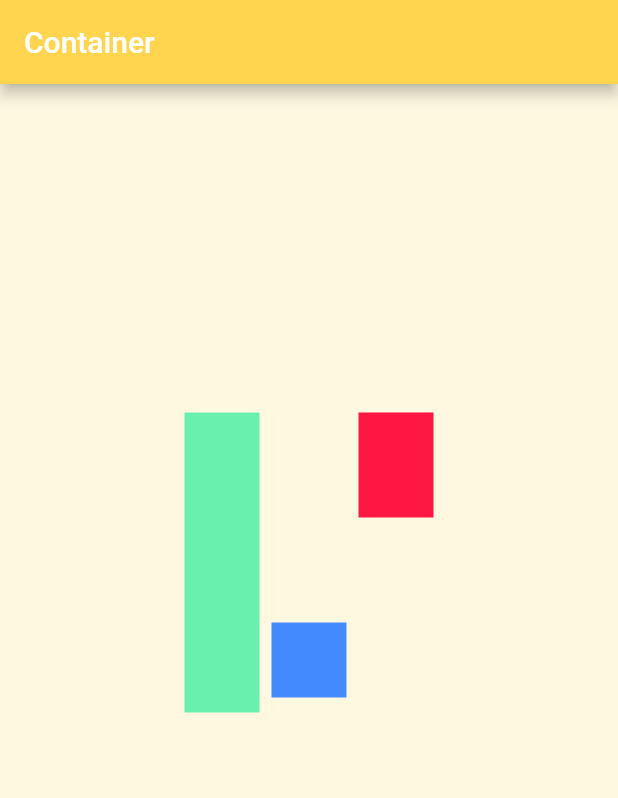
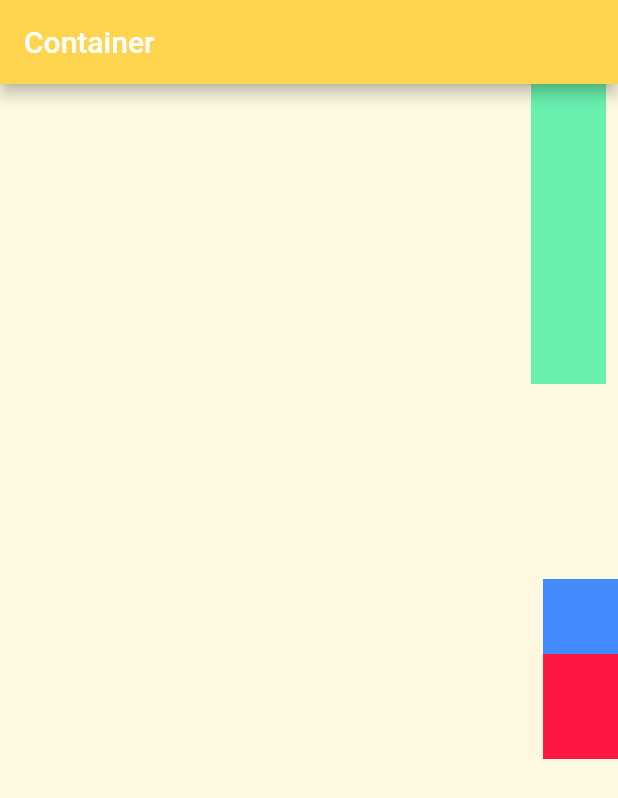
Before and after one commit to najmulmyself/learning_flutter, a Flutter app: the screen it shows after launch, on a phone screen of 412 x 824 dp. Shown: the top 798 px of the screen. Run offline on Flutter 3.47's test engine with Material 2 defaults, Android fonts, the phone set to English and light mode, and no system bars.

Commit message:
scrollview added

```diff
--- a/lib/main.dart
+++ b/lib/main.dart
@@ -32,9 +32,11 @@ class MyApp extends StatelessWidget {
             width: double.infinity,
             height: double.infinity,
             color: Colors.amber.shade50,
-            child: Row(
-              // mainAxisAlignment: MainAxisAlignment.start,
-              mainAxisAlignment: MainAxisAlignment.center,
+            child: SingleChildScrollView(
+              child: Column(
+                mainAxisAlignment: MainAxisAlignment.end,
+                // mainAxisAlignment: MainAxisAlignment.center,
+                crossAxisAlignment: CrossAxisAlignment.end,
                 children: [
                   Padding(
                     padding: const EdgeInsets.only(right: 8.0, bottom: 130),
@@ -62,6 +64,7 @@ class MyApp extends StatelessWidget {
                   )
                 ],
               ),
+            ),
           )),
     );
   }
```
Lines whose indentation alone changed are shown as unchanged.
